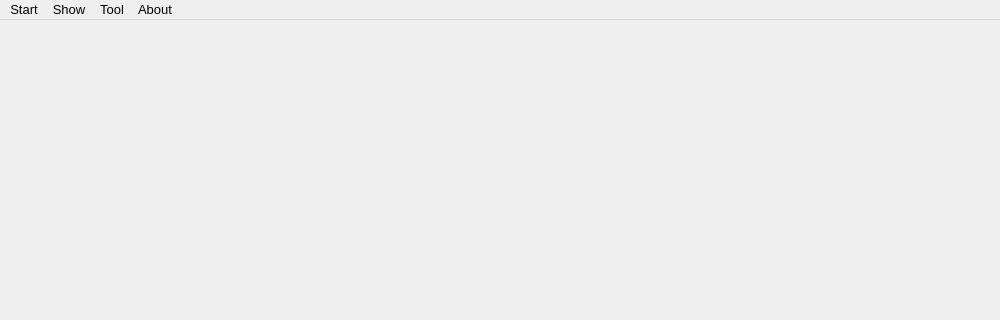
This is Window/StartWindow.ui in stephan-zhuchen/BIOS-Viewer as Qt 5 draws it before an edit; both pictures show x 0 to 1000 and y 0 to 320 of the 1000 by 600 pixel window. The edited form follows.
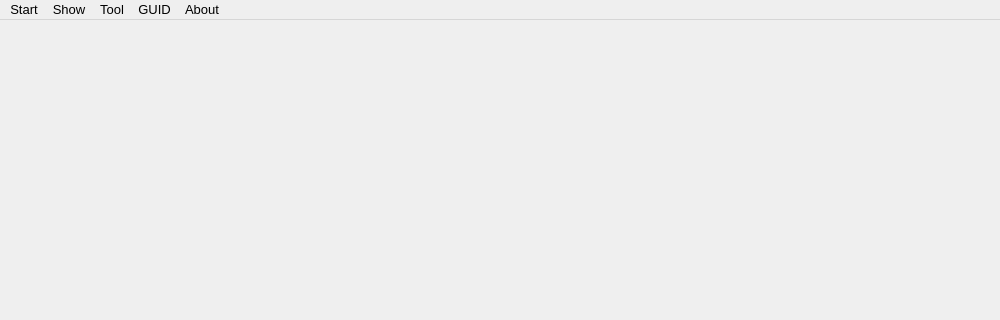
This is the edited form. Icons and pictures are not drawn.

Commit message: BIOS Viewer 1.10 1. Add external GUID Database support; 2. Remove administrator requirement for PECOFF/ACPI window.

The edit to the form file:
```diff
--- a/Window/StartWindow.ui
+++ b/Window/StartWindow.ui
@@ -94,9 +94,18 @@
     <addaction name="actionGoto"/>
     <addaction name="actionCollapse"/>
    </widget>
+   <widget class="QMenu" name="menuGUID">
+    <property name="title">
+     <string>GUID</string>
+    </property>
+    <addaction name="actionCreateGUID_Database"/>
+    <addaction name="actionLoadGUID_Database"/>
+    <addaction name="actionUnloadGUID_Database"/>
+   </widget>
    <addaction name="menu"/>
    <addaction name="menuShow"/>
    <addaction name="menuTool"/>
+   <addaction name="menuGUID"/>
    <addaction name="menuAbout"/>
   </widget>
   <action name="OpenFile">
```
Left out of the diff: 18 changed lines with no effect on the pictures. The commit also changes 8 other files.
